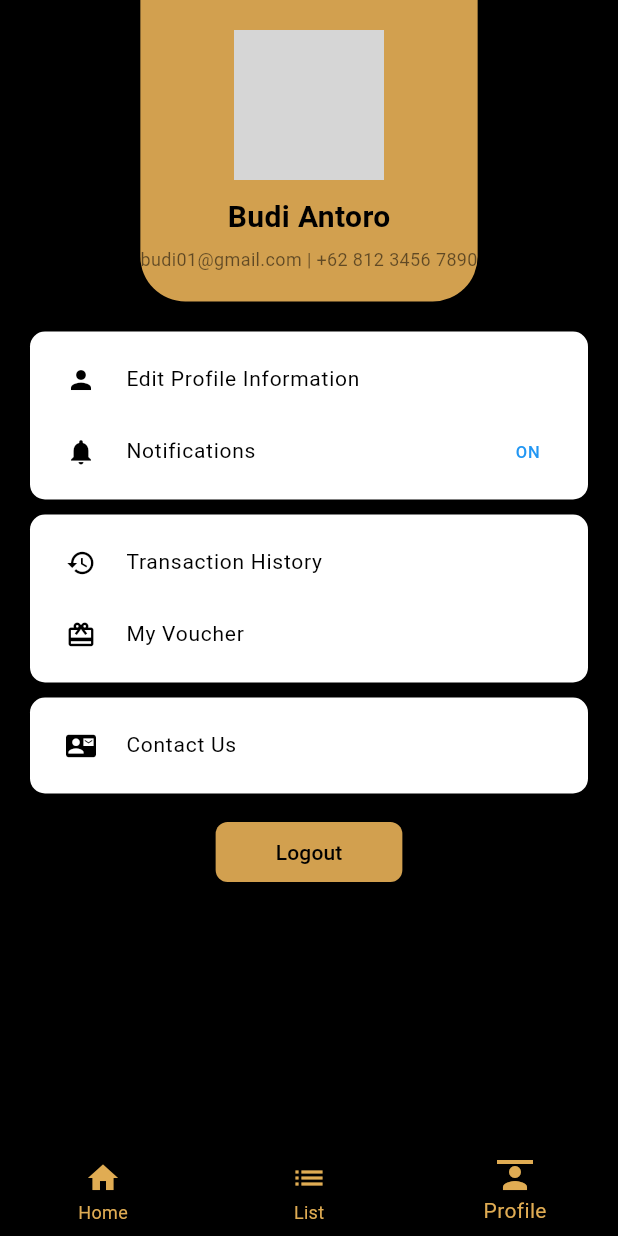
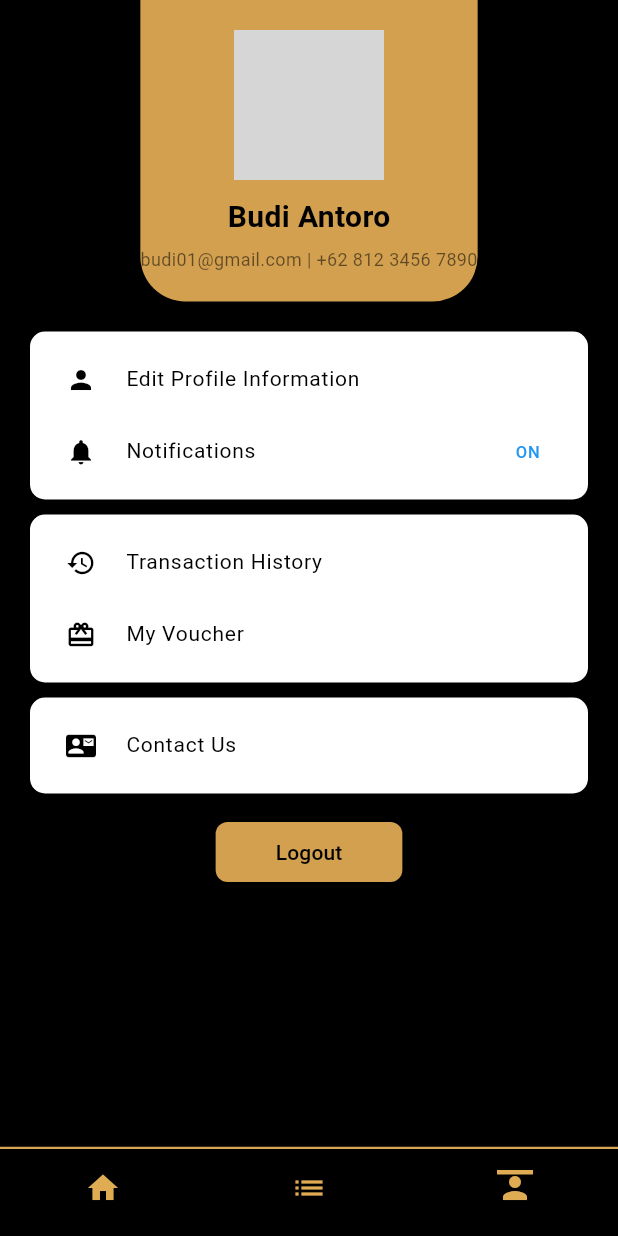
Before and after one commit to THERESIALAMROULI/5_A_Salon, a Flutter app: the HomeView screen opened directly, item 3 of the bottom bar chosen, on a phone screen of 412 x 824 dp. Run offline on Flutter 3.47's test engine with Material 3 defaults, Android fonts, the light colour scheme and no system bars; our stand-ins replace image_picker; network calls fail; grey boxes are pictures that could not be loaded.

Commit message:
a little bit this and that on home : )

```diff
--- a/lib/View/home.dart
+++ b/lib/View/home.dart
@@ -29,20 +29,29 @@ class _HomeViewState extends State<HomeView> {
   Widget build(BuildContext context) {
     return Scaffold(
       body: _widgetOptions.elementAt(_selectedIndex),
-
-      bottomNavigationBar: BottomNavigationBar(
+      bottomNavigationBar: Column(
+        mainAxisSize: MainAxisSize.min,
+        children: [
+          Divider(
+            color: Color(0xFFE0AC53),
+            thickness: 1.5,
+            height: 1.0,
+          ),
+          BottomNavigationBar(
             backgroundColor: Colors.black,
             selectedItemColor: Color(0xFFE0AC53),
             unselectedItemColor: const Color(0xFFE0AC53),
-
+            showSelectedLabels: false,
+            showUnselectedLabels: false,
             items: [
               _buildNavBarItem(icon: Icons.home, label: 'Home', index: 0),
               _buildNavBarItem(icon: Icons.list, label: 'List', index: 1),
               _buildNavBarItem(icon: Icons.person, label: 'Profile', index: 2),
             ],
-
             currentIndex: _selectedIndex,
             onTap: _onItemTapped,
+          ),
+        ],
       ),
     );
   }
```
Lines whose indentation alone changed are shown as unchanged.
